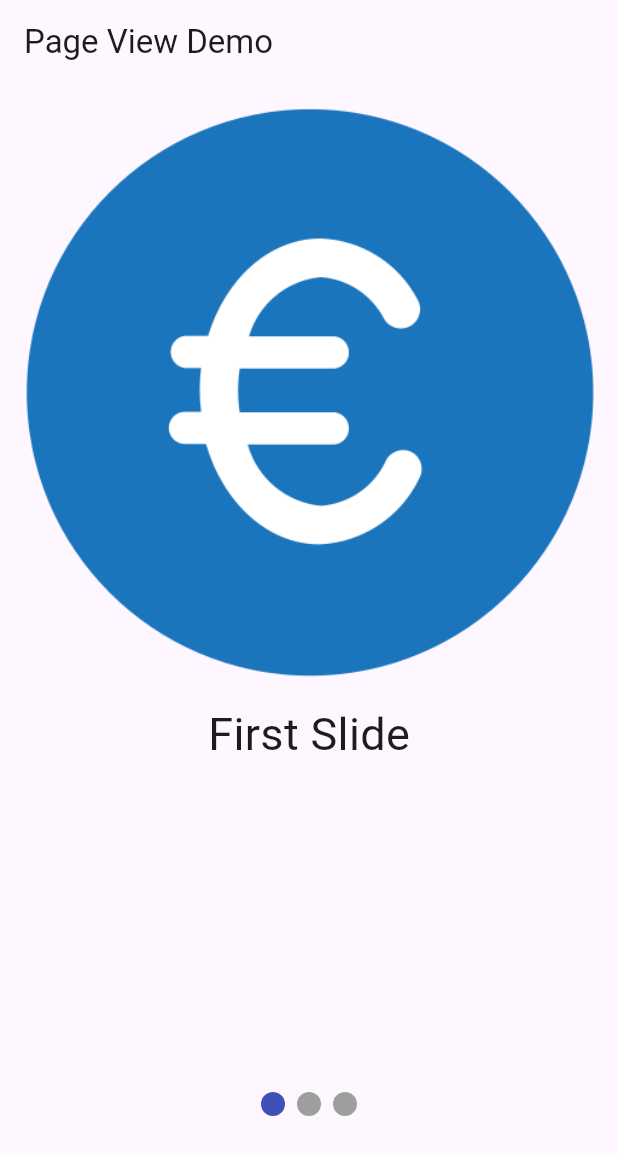
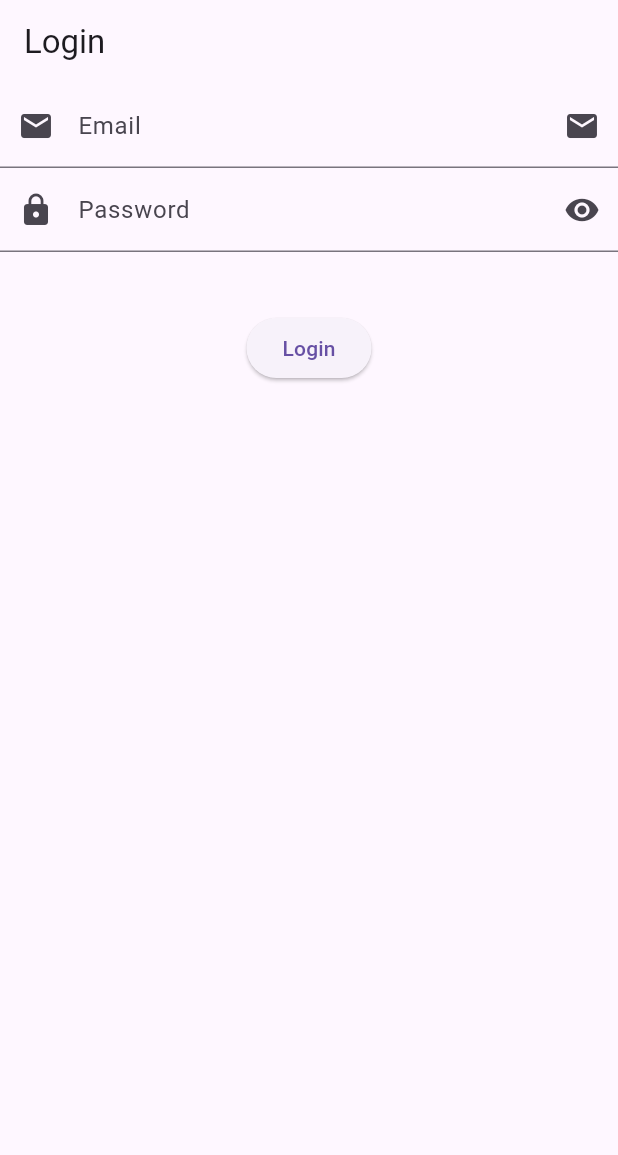
Before and after one commit to MuhammadAliKust/Aqsa_Noor_Project, a Flutter app: the screen it shows after launch, on a phone screen of 412 x 824 dp. Shown: the top 1155 px of the screen. Run offline on Flutter 3.47's test engine with Material 3 defaults, Android fonts, the phone set to English and light mode, and no system bars; drawn by our look-alikes of smooth_page_indicator.

Commit message:
Forms Done

```diff
--- /dev/null
+++ b/lib/login.dart
@@ -0,0 +1,42 @@
+import 'package:flutter/material.dart';
+
+class LoginView extends StatelessWidget {
+  const LoginView({super.key});
+
+  @override
+  Widget build(BuildContext context) {
+    return Scaffold(
+      appBar: AppBar(
+        title: Text("Login"),
+      ),
+      body: Column(
+        children: [
+          TextField(
+            keyboardType: TextInputType.phone,
+            maxLines: 1,
+            decoration: InputDecoration(
+              label: Text("Email"),
+              hintText: 'test@mail.com',
+              prefixIcon: Icon(Icons.email),
+              suffixIcon: Icon(Icons.email),
+            ),
+          ),
+          TextField(
+            keyboardType: TextInputType.phone,
+            obscureText: true,
+            decoration: InputDecoration(
+              label: Text("Password"),
+              hintText: 'Password should be 6 or more characters.',
+              prefixIcon: Icon(Icons.lock),
+              suffixIcon: Icon(Icons.visibility),
+            ),
+          ),
+          SizedBox(
+            height: 40,
+          ),
+          ElevatedButton(onPressed: () {}, child: Text("Login"))
+        ],
+      ),
+    );
+  }
+}
--- a/lib/main.dart
+++ b/lib/main.dart
@@ -2,6 +2,7 @@
 
 import 'package:aqsa_noor_project/dynamic_list_view_builder.dart';
 import 'package:aqsa_noor_project/list_view_builder.dart';
+import 'package:aqsa_noor_project/login.dart';
 import 'package:aqsa_noor_project/multiple_selection_view.dart';
 import 'package:aqsa_noor_project/page_view.dart';
 import 'package:aqsa_noor_project/single_selection_view.dart';
@@ -19,7 +20,7 @@ class MyApp extends StatelessWidget {
   @override
   Widget build(BuildContext context) {
     return MaterialApp(
-      home: PageViewDemo()
+      home: LoginView()
     );
   }
 }
--- a/lib/page_view.dart
+++ b/lib/page_view.dart
@@ -17,7 +17,7 @@ class PageViewDemo extends StatelessWidget {
   Widget build(BuildContext context) {
     return Scaffold(
       appBar: AppBar(
-        title: Text("Page View Demo"),
+        title: const Text("Page View Demo"),
       ),
       body: Column(
         children: [
@@ -30,9 +30,12 @@ class PageViewDemo extends StatelessWidget {
                   return Column(
                     children: [
                       Image.asset(onBoardingList[i].image.toString()),
+                      const SizedBox(
+                        height: 50,
+                      ),
                       Text(
                         onBoardingList[i].title.toString(),
-                        style: TextStyle(fontSize: 30),
+                        style: const TextStyle(fontSize: 30),
                       )
                     ],
                   );
@@ -41,9 +44,9 @@ class PageViewDemo extends StatelessWidget {
           SmoothPageIndicator(
               controller: controller, // PageController
               count: onBoardingList.length,
-              effect: JumpingDotEffect(), // your preferred effect
+              effect: const ExpandingDotsEffect(), // your preferred effect
               onDotClicked: (index) {}),
-          SizedBox(
+          const SizedBox(
             height: 80,
           )
         ],
```
